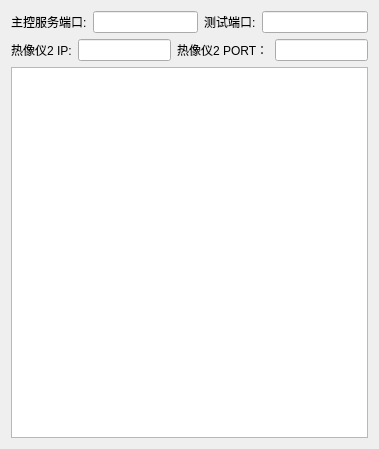
Before: the Qt Designer form widget.ui in xian0gang/ymrfpod1, drawn with Qt 5.
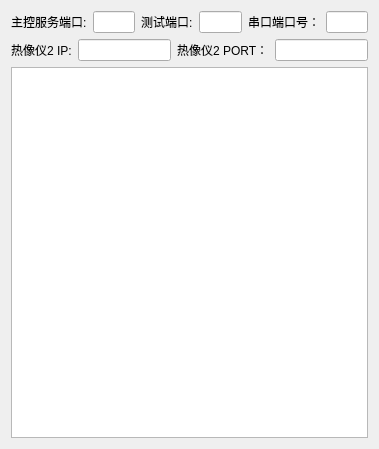
After: the same form once the commit is applied.

Commit message: uart write and read

Patch:
```diff
--- a/widget.ui
+++ b/widget.ui
@@ -36,6 +36,20 @@
      <item>
       <widget class="QLineEdit" name="testport_lineEdit"/>
      </item>
+     <item>
+      <widget class="QLabel" name="label_5">
+       <property name="text">
+        <string>串口端口号：</string>
+       </property>
+      </widget>
+     </item>
+     <item>
+      <widget class="QLineEdit" name="uart_lineEdit">
+       <property name="alignment">
+        <set>Qt::AlignCenter</set>
+       </property>
+      </widget>
+     </item>
     </layout>
    </item>
    <item row="3" column="0">
```
The commit also changes 5 other files.
